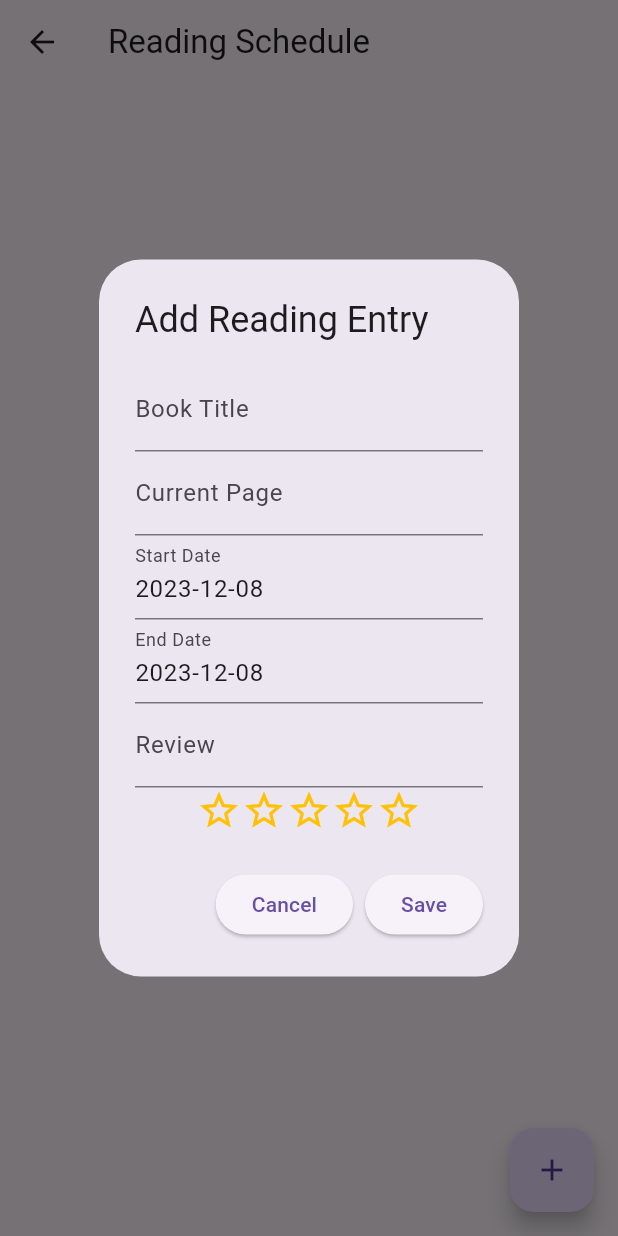
After one commit to ys21004/E-reader, a Flutter app: the ReadingSchedulePage screen opened directly, after a tap on the "add" icon, on a phone screen of 412 x 824 dp. The commit adds this screen. Run offline on Flutter 3.47's test engine with Material 3 defaults, Android fonts, the phone set to English and light mode, and no system bars; our stand-ins replace firebase_auth, firebase_core, flutter_credit_card, flutter_dotenv, flutter_secure_storage, google_fonts and 1 more; missing offline and left inert: flutter_pdfview; accounts and stored records are empty; network calls fail.

Commit message:
i added a page where the user can track his progress in books and leave a report
in this page reading_schedule_page.dart the user can enter the book name when he started to read the book and what page he stopped reading so he can continue to read where he last left off i also created a rating system using starts which is called smooth_star_rating where the user can choose to give the book a rating out of 5 stars

```diff
--- a/ebook-frontend/ebook_frontend/lib/main.dart
+++ b/ebook-frontend/ebook_frontend/lib/main.dart
@@ -9,6 +9,7 @@ import 'package:ebook_frontend/pages/auth_utils.dart';
 import 'package:ebook_frontend/custom_button.dart';
 import 'package:ebook_frontend/pages/login_page.dart';
 import 'package:ebook_frontend/pages/home_page.dart'; // Import the HomePage class
+import 'package:ebook_frontend/pages/reading_schedule_page.dart';
 
 void main() async {
   WidgetsFlutterBinding.ensureInitialized();
@@ -39,7 +40,8 @@ class MyApp extends StatelessWidget {
             ),
         '/login_page': (context) => LoginPage(
               onTap: () {
-                Navigator.pushReplacementNamed(context, '/home_page');
+                Navigator.pushReplacementNamed(
+                    context, '/home_page'); // Updated route to home_page
               },
             ),
         '/verification_page': (context) => VerificationScreenState(
--- /dev/null
+++ b/ebook-frontend/ebook_frontend/lib/pages/reading_schedule_page.dart
@@ -0,0 +1,222 @@
+import 'package:flutter/material.dart';
+import 'package:ebook_frontend/pages/home_page.dart';
+import 'package:flutter/material.dart';
+import 'package:flutter/material.dart';
+import 'package:smooth_star_rating_null_safety/smooth_star_rating_null_safety.dart';
+
+import 'package:flutter/material.dart';
+import 'package:smooth_star_rating_null_safety/smooth_star_rating_null_safety.dart';
+
+class ReadingSchedulePage extends StatefulWidget {
+  List<ReadingEntry> readingEntries =
+      []; // List to store reading schedule entries
+
+  @override
+  _ReadingSchedulePageState createState() => _ReadingSchedulePageState();
+}
+
+class _ReadingSchedulePageState extends State<ReadingSchedulePage> {
+  void _showAddEntryDialog(BuildContext context) {
+    String bookTitle = '';
+    int currentPage = 0;
+    DateTime startDate = DateTime.now();
+    DateTime endDate = DateTime.now();
+    double reviewRating = 0.0; // New variable for rating
+    String review = '';
+
+    showDialog(
+      context: context,
+      builder: (BuildContext context) {
+        return AlertDialog(
+          title: Text('Add Reading Entry'),
+          content: SingleChildScrollView(
+            child: Column(
+              children: [
+                TextFormField(
+                  decoration: InputDecoration(labelText: 'Book Title'),
+                  onChanged: (value) {
+                    bookTitle = value;
+                  },
+                ),
+                TextFormField(
+                  decoration: InputDecoration(labelText: 'Current Page'),
+                  keyboardType: TextInputType.number,
+                  onChanged: (value) {
+                    currentPage = int.tryParse(value) ?? 0;
+                  },
+                ),
+                TextFormField(
+                  decoration: InputDecoration(labelText: 'Start Date'),
+                  readOnly: true,
+                  controller: TextEditingController(
+                    text: startDate.toLocal().toString().split(' ')[0],
+                  ),
+                  onTap: () async {
+                    DateTime? pickedDate = await showDatePicker(
+                      context: context,
+                      initialDate: startDate,
+                      firstDate: DateTime(2000),
+                      lastDate: DateTime(2101),
+                    );
+                    if (pickedDate != null && pickedDate != startDate) {
+                      setState(() {
+                        startDate = pickedDate;
+                      });
+                    }
+                  },
+                ),
+                TextFormField(
+                  decoration: InputDecoration(labelText: 'End Date'),
+                  readOnly: true,
+                  controller: TextEditingController(
+                    text: endDate.toLocal().toString().split(' ')[0],
+                  ),
+                  onTap: () async {
+                    DateTime? pickedDate = await showDatePicker(
+                      context: context,
+                      initialDate: endDate,
+                      firstDate: DateTime(2000),
+                      lastDate: DateTime(2101),
+                    );
+                    if (pickedDate != null && pickedDate != endDate) {
+                      setState(() {
+                        endDate = pickedDate;
+                      });
+                    }
+                  },
+                ),
+                TextFormField(
+                  decoration: InputDecoration(labelText: 'Review'),
+                  onChanged: (value) {
+                    review = value;
+                  },
+                ),
+                SmoothStarRating(
+                  rating: reviewRating,
+                  size: 30,
+                  filledIconData: Icons.star,
+                  halfFilledIconData: Icons.star_half,
+                  defaultIconData: Icons.star_border,
+                  color: Colors.amber,
+                  borderColor: Colors.amber,
+                  starCount: 5,
+                  allowHalfRating: true,
+                ),
+              ],
+            ),
+          ),
+          actions: [
+            ElevatedButton(
+              onPressed: () {
+                Navigator.pop(context);
+              },
+              child: Text('Cancel'),
+            ),
+            ElevatedButton(
+              onPressed: () {
+                // Add the new entry to the list
+                widget.readingEntries.add(
+                  ReadingEntry(
+                    bookTitle: bookTitle,
+                    currentPage: currentPage,
+                    startDate: startDate,
+                    endDate: endDate,
+                    reviewRating: reviewRating,
+                    review: review,
+                  ),
+                );
+                // Close the dialog
+                Navigator.pop(context);
+                // Update the UI
+                setState(() {});
+              },
+              child: Text('Save'),
+            ),
+          ],
+        );
+      },
+    );
+  }
+
+  @override
+  Widget build(BuildContext context) {
+    return Scaffold(
+      appBar: AppBar(
+        title: Text('Reading Schedule'),
+      ),
+      body: ListView.builder(
+        itemCount: widget.readingEntries.length,
+        itemBuilder: (context, index) {
+          return ReadingEntryCard(entry: widget.readingEntries[index]);
+        },
+      ),
+      floatingActionButton: FloatingActionButton(
+        onPressed: () {
+          _showAddEntryDialog(context);
+        },
+        child: Icon(Icons.add),
+      ),
+    );
+  }
+}
+
+class ReadingEntry {
+  String bookTitle;
+  int currentPage;
+  DateTime startDate;
+  DateTime endDate;
+  double reviewRating; // New variable for rating
+  String review;
+
+  ReadingEntry({
+    required this.bookTitle,
+    required this.currentPage,
+    required this.startDate,
+    required this.endDate,
+    required this.reviewRating,
+    required this.review,
+  });
+}
+
+class ReadingEntryCard extends StatelessWidget {
+  final ReadingEntry entry;
+
+  const ReadingEntryCard({Key? key, required this.entry}) : super(key: key);
+
+  @override
+  Widget build(BuildContext context) {
+    return Card(
+      margin: EdgeInsets.symmetric(vertical: 8.0, horizontal: 16.0),
+      elevation: 4.0,
+      child: ListTile(
+        title: Text(entry.bookTitle),
+        subtitle: Column(
+          crossAxisAlignment: CrossAxisAlignment.start,
+          children: [
+            Text('Page: ${entry.currentPage}'),
+            Text('Start Date: ${entry.startDate.toString()}'),
+            Text('End Date: ${entry.endDate.toString()}'),
+            Text('Review: ${entry.review}'),
+            SmoothStarRating(
+              rating: entry.reviewRating,
+              size: 30,
+              filledIconData: Icons.star,
+              halfFilledIconData: Icons.star_half,
+              defaultIconData: Icons.star_border,
+              color: Colors.amber,
+              borderColor: Colors.amber,
+              starCount: 5,
+              allowHalfRating: true,
+            ),
+          ],
+        ),
+        trailing: IconButton(
+          icon: Icon(Icons.delete),
+          onPressed: () {
+            // Implement logic to delete the reading entry
+          },
+        ),
+      ),
+    );
+  }
+}
--- a/ebook-frontend/ebook_frontend/pubspec.yaml
+++ b/ebook-frontend/ebook_frontend/pubspec.yaml
@@ -42,6 +42,7 @@ dependencies:
   http: ^1.1.0
   path_provider: ^2.0.7
   smtpd: ^0.2.0
+  smooth_star_rating_null_safety: ^1.0.4
 
 dev_dependencies:
   firebase_core: ^2.24.0
```
Also changed, not shown: ebook-frontend/ebook_frontend/lib/pages/home_page.dart (+19 -3 lines), ebook-frontend/ebook_frontend/pubspec.lock, 1 other file.
